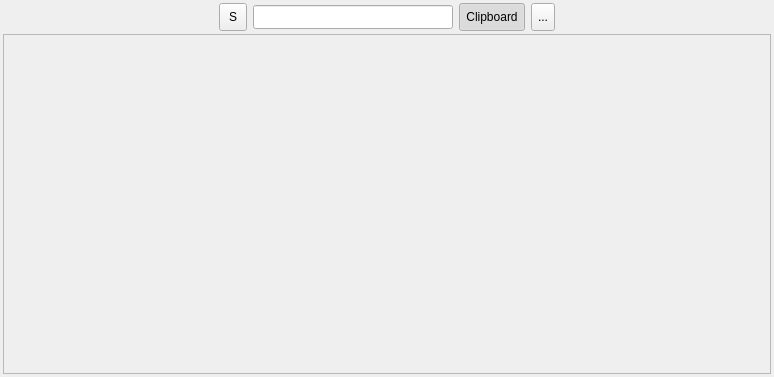
The window that widget/MPasteWidget.ui (SeptemberHX/MPaste) describes before a commit, drawn with Qt 5.
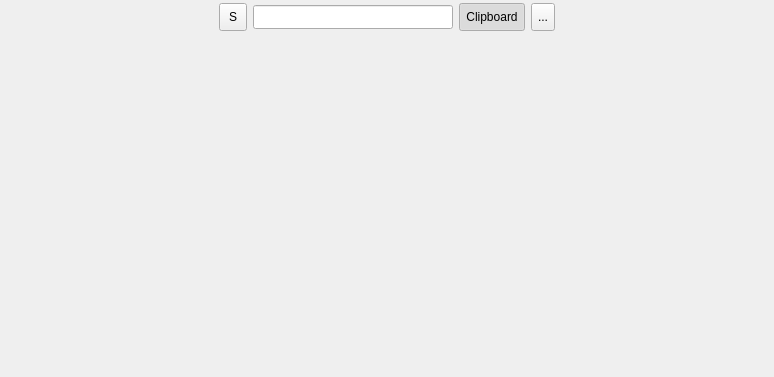
The same window after the commit. Icons and pictures are not drawn.

Diff of the .ui file:
```diff
--- a/widget/MPasteWidget.ui
+++ b/widget/MPasteWidget.ui
@@ -10,6 +10,12 @@
     <height>377</height>
    </rect>
   </property>
+  <property name="sizePolicy">
+   <sizepolicy hsizetype="Preferred" vsizetype="Preferred">
+    <horstretch>0</horstretch>
+    <verstretch>0</verstretch>
+   </sizepolicy>
+  </property>
   <property name="windowTitle">
    <string>Form</string>
   </property>
@@ -31,6 +37,12 @@
    </property>
    <item>
     <widget class="QWidget" name="widget" native="true">
+     <property name="sizePolicy">
+      <sizepolicy hsizetype="Preferred" vsizetype="Fixed">
+       <horstretch>0</horstretch>
+       <verstretch>0</verstretch>
+      </sizepolicy>
+     </property>
      <layout class="QHBoxLayout" name="horizontalLayout">
       <property name="leftMargin">
        <number>0</number>
@@ -145,45 +157,7 @@
     </widget>
    </item>
    <item>
-    <widget class="QScrollArea" name="scrollArea">
-     <property name="sizePolicy">
-      <sizepolicy hsizetype="Expanding" vsizetype="Fixed">
-       <horstretch>0</horstretch>
-       <verstretch>0</verstretch>
-      </sizepolicy>
-     </property>
-     <property name="minimumSize">
-      <size>
-       <width>0</width>
-       <height>340</height>
-      </size>
-     </property>
-     <property name="maximumSize">
-      <size>
-       <width>16777209</width>
-       <height>340</height>
-      </size>
-     </property>
-     <property name="verticalScrollBarPolicy">
-      <enum>Qt::ScrollBarAlwaysOff</enum>
-     </property>
-     <property name="horizontalScrollBarPolicy">
-      <enum>Qt::ScrollBarAsNeeded</enum>
-     </property>
-     <property name="widgetResizable">
-      <bool>true</bool>
-     </property>
-     <widget class="QWidget" name="scrollAreaWidgetContents">
-      <property name="geometry">
-       <rect>
-        <x>0</x>
-        <y>0</y>
-        <width>766</width>
-        <height>338</height>
-       </rect>
-      </property>
-     </widget>
-    </widget>
+    <widget class="QWidget" name="itemsWidget" native="true"/>
    </item>
   </layout>
  </widget>
```
